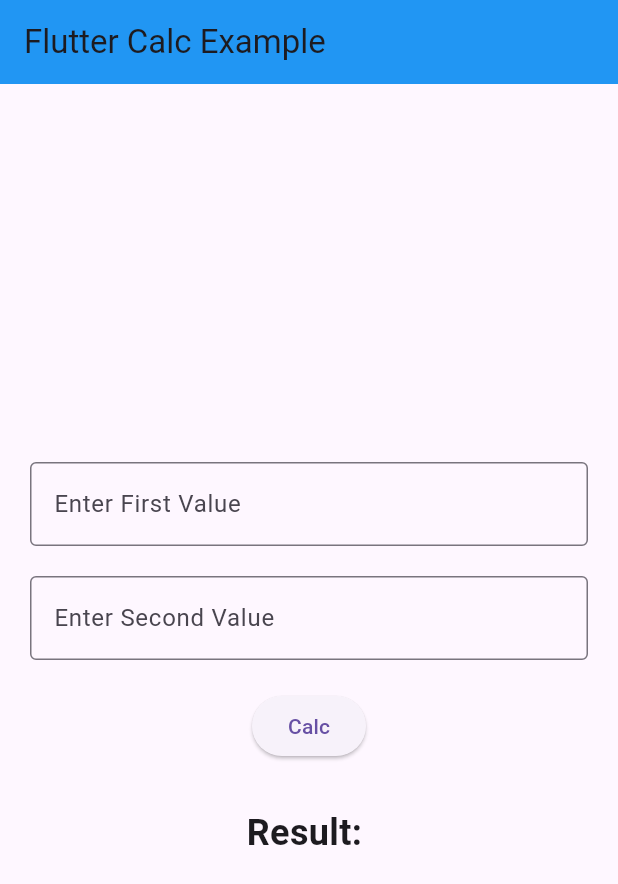
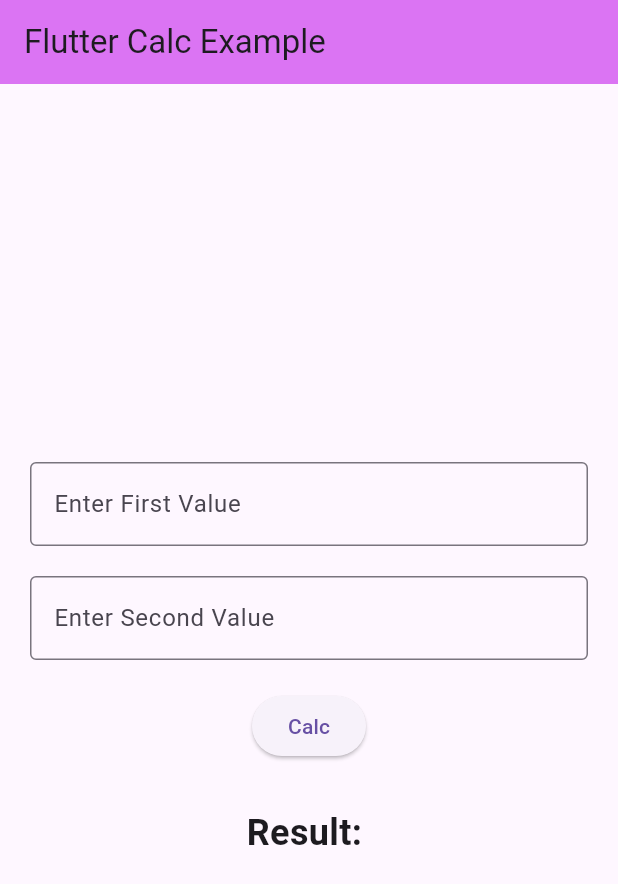
Before and after one commit to yasminshapochkin/school, a Flutter app: the screen it shows after launch, on a phone screen of 412 x 824 dp. Shown: the top 884 px of the screen. Run offline on Flutter 3.47's test engine with Material 3 defaults, Android fonts, the phone set to English and light mode, and no system bars.

Commit message:
add color

```diff
--- a/mobileSys/yasmin/flutter_application_try_1/lib/main.dart
+++ b/mobileSys/yasmin/flutter_application_try_1/lib/main.dart
@@ -64,7 +64,7 @@
     return Scaffold(
       appBar: AppBar(
         title: const Text('Flutter Calc Example'),
-        backgroundColor: Colors.blue,
+        backgroundColor: const Color.fromARGB(255, 219, 116, 243),
       ),
       body: Padding(
         padding: const EdgeInsets.all(20),
```
